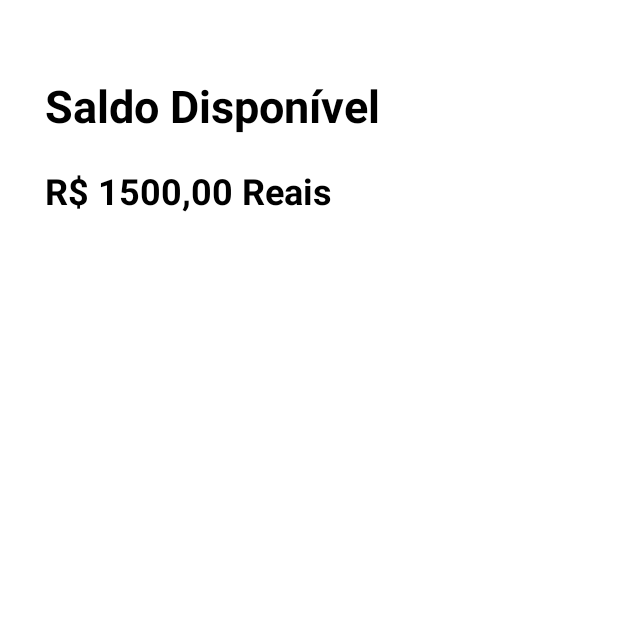
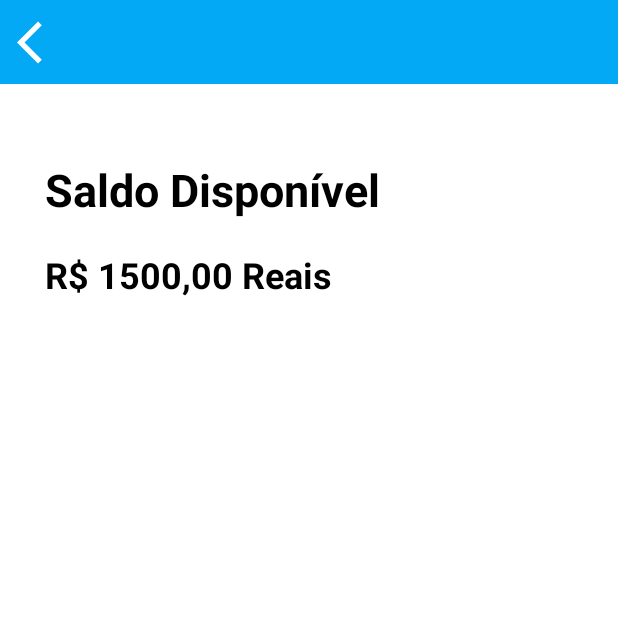
Before and after one commit to marcelosanto/bancomr-kotlin, an Android app: the Saldo screen opened directly, with no data from a screen before it, on a phone screen of 412 x 824 dp, the top half of it. Run offline under Robolectric (Android 15) with nearby library versions, the phone set to English and light mode, and no system bars.

Commit message:
feat: toobar na tela de saldo criada, assim como back button e title

```diff
--- a/app/build.gradle
+++ b/app/build.gradle
@@ -9,7 +9,7 @@ android {
 
     defaultConfig {
         applicationId "com.marcelo.bancomr"
-        minSdkVersion 21
+        minSdkVersion 23
         targetSdkVersion 30
         versionCode 1
         versionName "1.0"
--- a/app/src/main/java/com/marcelo/bancomr/MainActivity.kt
+++ b/app/src/main/java/com/marcelo/bancomr/MainActivity.kt
@@ -17,6 +17,7 @@ class MainActivity : AppCompatActivity() {
         binding.saldo.setOnClickListener {
             val intent = Intent(this, Saldo::class.java)
             startActivity(intent)
+            finish()
         }
     }
 }
--- a/app/src/main/java/com/marcelo/bancomr/Saldo.kt
+++ b/app/src/main/java/com/marcelo/bancomr/Saldo.kt
@@ -1,13 +1,32 @@
 package com.marcelo.bancomr
 
+import android.content.Intent
 import androidx.appcompat.app.AppCompatActivity
 import android.os.Bundle
+import com.marcelo.bancomr.databinding.ActivityMainBinding
+import com.marcelo.bancomr.databinding.ActivitySaldoBinding
 
 class Saldo : AppCompatActivity() {
+    private lateinit var binding: ActivitySaldoBinding
+
     override fun onCreate(savedInstanceState: Bundle?) {
         super.onCreate(savedInstanceState)
-        setContentView(R.layout.activity_saldo)
+        binding = ActivitySaldoBinding.inflate(layoutInflater)
+        val view = binding.root
+        setContentView(view)
 
         supportActionBar!!.hide()
+
+        val toolbar = binding.toolbarSaldo
+        toolbar.title = "Saldo"
+        toolbar.setTitleTextColor(getColor(R.color.white))
+        toolbar.setTitleMargin(400,0,400,0)
+        toolbar.setBackgroundColor(getColor(R.color.light_blue))
+        toolbar.setNavigationIcon(getDrawable(R.drawable.ic_voltar))
+        toolbar.setNavigationOnClickListener {
+            val intent = Intent(this, MainActivity::class.java)
+            startActivity(intent)
+            finish()
+        }
     }
 }
--- /dev/null
+++ b/app/src/main/res/drawable/ic_voltar.xml
@@ -0,0 +1,5 @@
+<vector android:height="34dp" android:tint="#FFFFFF"
+    android:viewportHeight="24" android:viewportWidth="24"
+    android:width="34dp" xmlns:android="http://schemas.android.com/apk/res/android">
+    <path android:fillColor="@android:color/white" android:pathData="M11.67,3.87L9.9,2.1 0,12l9.9,9.9 1.77,-1.77L3.54,12z"/>
+</vector>
--- a/app/src/main/res/layout/activity_saldo.xml
+++ b/app/src/main/res/layout/activity_saldo.xml
@@ -6,6 +6,13 @@
     android:layout_height="match_parent"
     android:orientation="vertical"
     tools:context=".Saldo">
+
+    <androidx.appcompat.widget.Toolbar
+        android:id="@+id/toolbar_saldo"
+        android:layout_width="match_parent"
+        android:layout_height="wrap_content"
+
+        />
 
     <TextView
         android:id="@+id/textView5"
```
